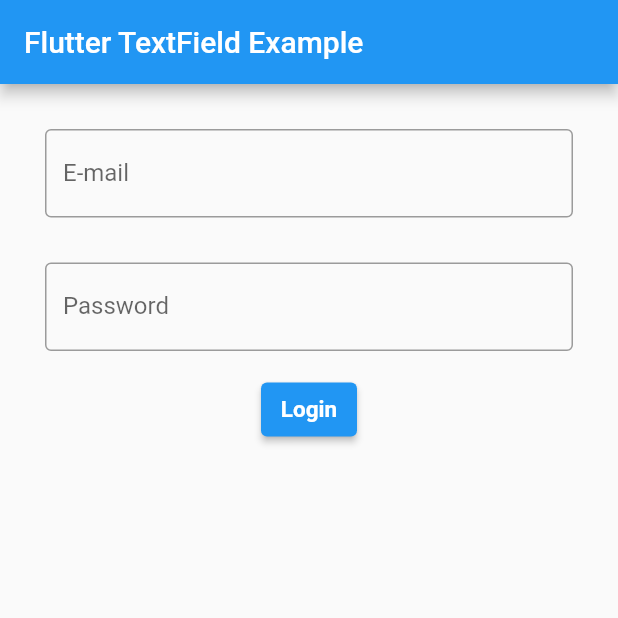
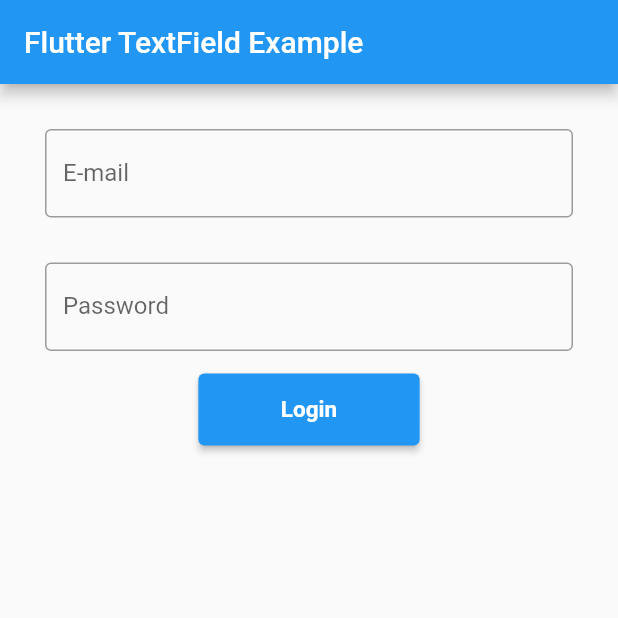
Before and after one commit to crusader4202/flutter-simple-login, a Flutter app: the screen it shows after launch, on a phone screen of 412 x 824 dp, the top half of it. Run offline on Flutter 3.47's test engine with Material 2 defaults, Android fonts, the phone set to English and light mode, and no system bars.

Commit message:
fixed padding

```diff
--- a/lib/main.dart
+++ b/lib/main.dart
@@ -53,7 +53,7 @@ class _State extends State<App> {
                     decoration: InputDecoration(
                       border: OutlineInputBorder(),
                       labelText: 'E-mail',
-                      hintText: 'Input-email',
+                      hintText: 'Enter email',
                     ),
                   ),
                 ),
@@ -75,7 +75,7 @@ class _State extends State<App> {
                   style: ElevatedButton.styleFrom(
                       backgroundColor: Colors.blue,
                       padding:
-                          EdgeInsets.symmetric(horizontal: 10, vertical: 5),
+                          EdgeInsets.symmetric(horizontal: 55, vertical: 15),
                       textStyle:
                           TextStyle(fontSize: 15, fontWeight: FontWeight.bold)),
                 ),
```
